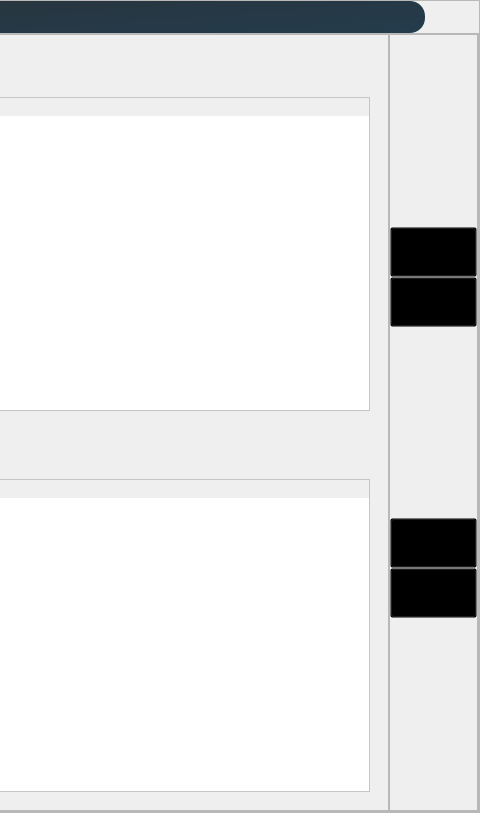
The window that ui/ui_files/Principal.ui (Salinas03/Sistema-Seguridad) describes before a commit, drawn with Qt 5; both pictures show x 770 to 1250 and y 0 to 813 of the 1250 by 813 pixel window.
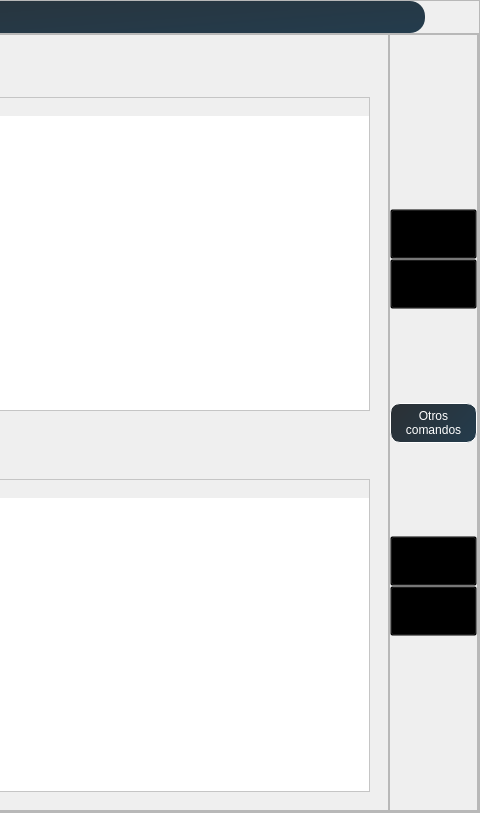
The same window after the commit. Icons and pictures are not drawn.

Patch:
```diff
--- a/ui/ui_files/Principal.ui
+++ b/ui/ui_files/Principal.ui
@@ -1610,7 +1610,21 @@
                     </size>
                    </property>
                    <property name="styleSheet">
-                    <string notr="true"/>
+                    <string notr="true">QPushButton#otros_comandos_btn{
+padding:5px;
+border-radius:10px;
+border:1px solid white;
+color:white;
+background: qlineargradient(x1:0, y1:0, x2:2.5 y2:1, stop:0 #2B3034, stop:1 #1C4968);
+}
+
+QPushButton#otros_comandos_btn:hover{
+background: qlineargradient(x1:0, y1:0, x2:1 y2:1, stop:0 #251F9B, stop:1 #01A6E1);
+}
+
+QPushButton#otros_comandos_btn:pressed{
+	font: 75 9pt &quot;MS Shell Dlg 2&quot;;
+}</string>
                    </property>
                    <property name="frameShape">
                     <enum>QFrame::StyledPanel</enum>
@@ -1674,6 +1688,27 @@
                       </property>
                      </widget>
                     </item>
+                    <item>
+                     <spacer name="verticalSpacer_8">
+                      <property name="orientation">
+                       <enum>Qt::Vertical</enum>
+                      </property>
+                      <property name="sizeHint" stdset="0">
+                       <size>
+                        <width>20</width>
+                        <height>40</height>
+                       </size>
+                      </property>
+                     </spacer>
+                    </item>
+                    <item>
+                     <widget class="QPushButton" name="otros_comandos_btn">
+                      <property name="text">
+                       <string>Otros 
+comandos</string>
+                      </property>
+                     </widget>
+                    </item>
                     <item>
                      <spacer name="verticalSpacer_2">
                       <property name="orientation">
@@ -1682,7 +1717,7 @@
                       <property name="sizeHint" stdset="0">
                        <size>
                         <width>20</width>
-                        <height>174</height>
+                        <height>40</height>
                        </size>
                       </property>
                      </spacer>
```
